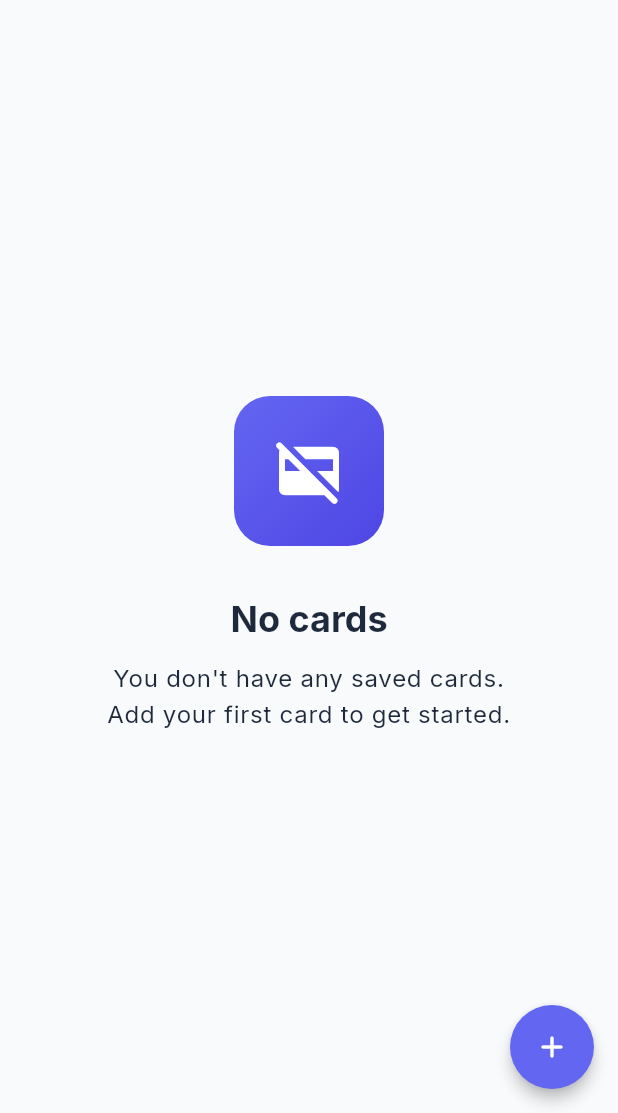
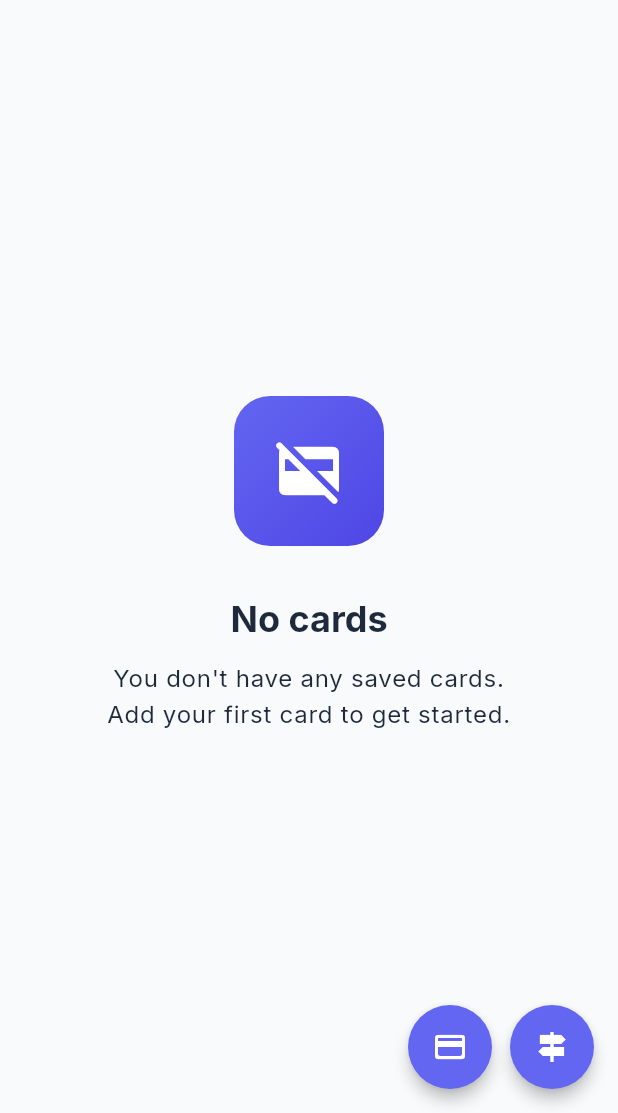
Before and after one commit to Yenreh/MioCard, a Flutter app: the screen it shows after launch, on a phone screen of 412 x 824 dp, the part 123-1236 px from its top. Run offline on Flutter 3.47's test engine with Material 3 defaults, Android fonts, the phone set to English and light mode, and no system bars; our stand-ins replace file_picker, flutter_map, flutter_riverpod, geolocator, go_router, latlong2 and 3 more; accounts and stored records are empty.

Commit message:
back up the stops, cache what does not change, fix dark contrast
Backups now carry the favorite stops alongside the cards, custom names
included. Version 1 files still import: they simply have no stops.

The station catalog and the lines serving a stop are cached on disk,
since both change a couple of times a year at most. A stop's position,
once worked out, is kept for good: a map search over ground already
covered no longer pays for the two extra vantage points. Favorites
anchored to nearly the same place are answered by a single arrivals
request instead of one each, which matters for the platforms of a
station, and a refresh that follows another within fifteen seconds is
skipped.

In the dark theme, section titles used the plain indigo, which read
almost as dark as the background behind them, and a selected option
painted indigo on indigo hid its own icon. Both now lighten with the
theme.

The button that unfolded into the two management screens becomes two
buttons side by side, so both are visible without a tap.

```diff
--- a/lib/presentation/screens/main_screen.dart
+++ b/lib/presentation/screens/main_screen.dart
@@ -230,7 +230,7 @@ class _MainScreenState extends ConsumerState<MainScreen>
           ],
         ),
       ),
-      floatingActionButton: _ManageFab(l10n: l10n),
+      floatingActionButton: _ManageButtons(l10n: l10n),
     );
   }
 }
@@ -271,111 +271,31 @@ class _SectionHeader extends StatelessWidget {
   }
 }
 
-/// Button that unfolds into the cards and the stops screens
-class _ManageFab extends StatefulWidget {
+/// The two management screens, always in reach
+class _ManageButtons extends StatelessWidget {
   final AppLocalizations l10n;
 
-  const _ManageFab({required this.l10n});
-
-  @override
-  State<_ManageFab> createState() => _ManageFabState();
-}
-
-class _ManageFabState extends State<_ManageFab> {
-  bool _open = false;
-
-  void _go(String route) {
-    setState(() => _open = false);
-    context.push(route);
-  }
+  const _ManageButtons({required this.l10n});
 
   @override
   Widget build(BuildContext context) {
-    final l10n = widget.l10n;
-
-    return Column(
+    return Row(
       mainAxisSize: MainAxisSize.min,
-      crossAxisAlignment: CrossAxisAlignment.end,
       children: [
-        _FabAction(
-          visible: _open,
-          icon: Icons.signpost_rounded,
-          label: l10n.favoriteStops,
-          onPressed: () => _go('/stops'),
+        FloatingActionButton(
+          heroTag: 'manage-cards',
+          onPressed: () => context.push('/cards'),
+          tooltip: l10n.myCards,
+          child: const Icon(Icons.credit_card_rounded),
         ),
-        _FabAction(
-          visible: _open,
-          icon: Icons.credit_card_rounded,
-          label: l10n.myCards,
-          onPressed: () => _go('/cards'),
-        ),
+        const SizedBox(width: 12),
         FloatingActionButton(
-          onPressed: () => setState(() => _open = !_open),
-          tooltip: _open ? l10n.cancel : l10n.manageCards,
-          child: AnimatedRotation(
-            turns: _open ? 0.125 : 0,
-            duration: const Duration(milliseconds: 200),
-            child: const Icon(Icons.add_rounded),
-          ),
+          heroTag: 'manage-stops',
+          onPressed: () => context.push('/stops'),
+          tooltip: l10n.favoriteStops,
+          child: const Icon(Icons.signpost_rounded),
         ),
       ],
-    );
-  }
-}
-
-/// One of the choices that appear above the button
-class _FabAction extends StatelessWidget {
-  final bool visible;
-  final IconData icon;
-  final String label;
-  final VoidCallback onPressed;
-
-  const _FabAction({
-    required this.visible,
-    required this.icon,
-    required this.label,
-    required this.onPressed,
-  });
-
-  @override
-  Widget build(BuildContext context) {
-    final theme = Theme.of(context);
-
-    return AnimatedSlide(
-      offset: visible ? Offset.zero : const Offset(0, 0.4),
-      duration: const Duration(milliseconds: 200),
-      child: AnimatedOpacity(
-        opacity: visible ? 1 : 0,
-        duration: const Duration(milliseconds: 200),
-        child: IgnorePointer(
-          ignoring: !visible,
-          child: Padding(
-            padding: const EdgeInsets.only(bottom: 12),
-            child: Row(
-              mainAxisSize: MainAxisSize.min,
-              children: [
-                Card(
-                  color: theme.colorScheme.surfaceContainerHighest,
-                  margin: EdgeInsets.zero,
-                  child: Padding(
-                    padding: const EdgeInsets.symmetric(
-                      horizontal: 12,
-                      vertical: 6,
-                    ),
-                    child: Text(label, style: theme.textTheme.labelLarge),
-                  ),
-                ),
-                const SizedBox(width: 12),
-                FloatingActionButton.small(
-                  heroTag: label,
-                  onPressed: onPressed,
-                  child: Icon(icon),
-                ),
-              ],
-            ),
-          ),
-        ),
-      ),
     );
   }
 }
--- a/lib/presentation/screens/stops_screen.dart
+++ b/lib/presentation/screens/stops_screen.dart
@@ -128,7 +128,7 @@ class _StopsScreenState extends ConsumerState<StopsScreen>
             action: SnackBarAction(
               label: l10n.retry,
               textColor: Colors.white,
-              onPressed: notifier.refreshArrivals,
+              onPressed: () => notifier.refreshArrivals(force: true),
             ),
           ),
         );
@@ -158,7 +158,7 @@ class _StopsScreenState extends ConsumerState<StopsScreen>
             IconButton(
               icon: const Icon(Icons.refresh_rounded),
               tooltip: l10n.retry,
-              onPressed: notifier.refreshArrivals,
+              onPressed: () => notifier.refreshArrivals(force: true),
             ),
         ],
       ),
@@ -167,7 +167,7 @@ class _StopsScreenState extends ConsumerState<StopsScreen>
           : state.favorites.isEmpty
               ? _EmptyState(l10n: l10n)
               : RefreshIndicator(
-                  onRefresh: notifier.refreshArrivals,
+                  onRefresh: () => notifier.refreshArrivals(force: true),
                   child: ListView.separated(
                     padding: const EdgeInsets.fromLTRB(16, 16, 16, 96),
                     itemCount: state.favorites.length,
```
Also changed, not shown: lib/data/datasources/json_cache.dart (added, +88 -0 lines), lib/data/datasources/stops_remote_datasource.dart (+75 -5 lines), lib/domain/entities/stop_entity.dart (+22 -0 lines), lib/presentation/providers/cards_provider.dart (+19 -6 lines), lib/presentation/providers/stops_provider.dart (+100 -7 lines), lib/presentation/screens/settings_screen.dart (+20 -5 lines), 2 other files.
